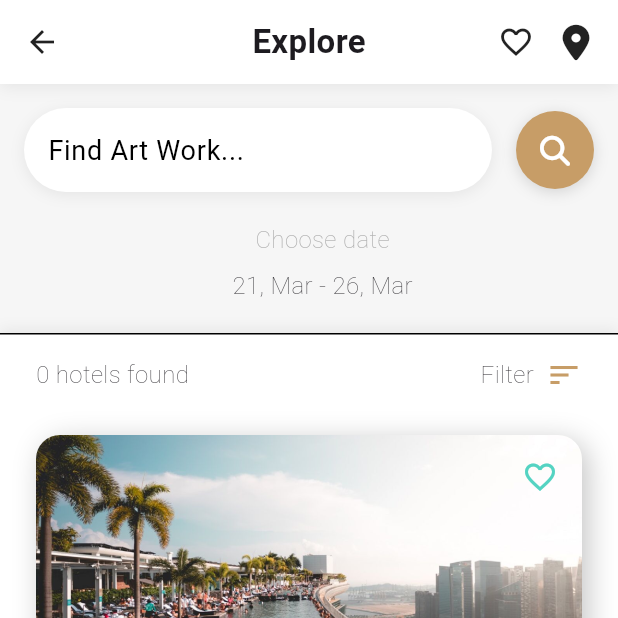
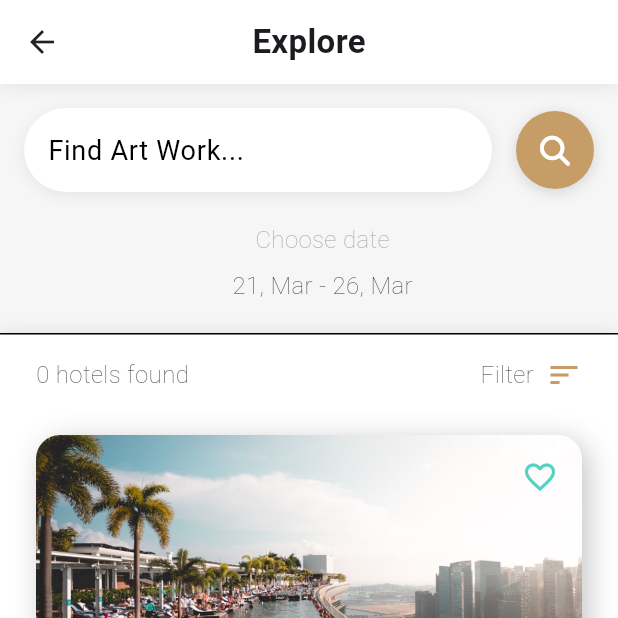
Before and after one commit to ChanhXaoSa/ArtWorkSellingFlutter, a Flutter app: the screen it shows after launch, after a tap on the "favorite outline" icon, on a phone screen of 412 x 824 dp, the top half of it. Run offline on Flutter 3.47's test engine with Material 3 defaults, Android fonts, the phone set to English and light mode, and no system bars; drawn by our look-alikes of flutter_rating_bar; our stand-ins replace font_awesome_flutter; missing offline and left inert: dart:ffi; network calls fail; Roboto replaces fonts that are missing (WorkSans); statements that could not run were skipped.

Commit message:
fix bug start in main

```diff
--- a/lib/api/base_client.dart
+++ b/lib/api/base_client.dart
@@ -11,7 +11,7 @@ class BaseClient {
   Future<List<ArtWork>> fetchArtWorks() async {
     var response =
         await http.get(
-          Uri.parse('http://127.0.0.1:5211/api/ArtWork/GetAll')
+          Uri.parse('http://aws-prn.somee.com/api/ArtWork/GetAll')
         );
     if(response.statusCode == 200) {
       final List result = json.decode(response.body);
--- a/lib/artwork_sharing/artwork_home_screen.dart
+++ b/lib/artwork_sharing/artwork_home_screen.dart
@@ -441,7 +441,7 @@ class _ArtWorkScreenState extends State<ArtWorkHomeScreen>
                   child: Padding(
                     padding: const EdgeInsets.all(8.0),
                     child: Text(
-                      '${listArtWork.length.toInt()} hotels found',
+                      '${listArtWork.length} hotels found',
                       style: const TextStyle(
                         fontWeight: FontWeight.w100,
                         fontSize: 16,
@@ -579,32 +579,32 @@ class _ArtWorkScreenState extends State<ArtWorkHomeScreen>
                 crossAxisAlignment: CrossAxisAlignment.center,
                 mainAxisAlignment: MainAxisAlignment.end,
                 children: <Widget>[
-                  Material(
-                    color: Colors.transparent,
-                    child: InkWell(
-                      borderRadius: const BorderRadius.all(
-                        Radius.circular(32.0),
-                      ),
-                      onTap: () {},
-                      child: const Padding(
-                        padding: EdgeInsets.all(8.0),
-                        child: Icon(Icons.favorite_border),
-                      ),
-                    ),
-                  ),
-                  Material(
-                    color: Colors.transparent,
-                    child: InkWell(
-                      borderRadius: const BorderRadius.all(
-                        Radius.circular(32.0),
-                      ),
-                      onTap: () {},
-                      child: const Padding(
-                        padding: EdgeInsets.all(8.0),
-                        child: Icon(FontAwesomeIcons.locationDot),
-                      ),
-                    ),
-                  ),
+                  // Material(
+                  //   color: Colors.transparent,
+                  //   child: InkWell(
+                  //     borderRadius: const BorderRadius.all(
+                  //       Radius.circular(32.0),
+                  //     ),
+                  //     onTap: () {},
+                  //     child: const Padding(
+                  //       padding: EdgeInsets.all(8.0),
+                  //       child: Icon(Icons.favorite_border),
+                  //     ),
+                  //   ),
+                  // ),
+                  // Material(
+                  //   color: Colors.transparent,
+                  //   child: InkWell(
+                  //     borderRadius: const BorderRadius.all(
+                  //       Radius.circular(32.0),
+                  //     ),
+                  //     onTap: () {},
+                  //     child: const Padding(
+                  //       padding: EdgeInsets.all(8.0),
+                  //       child: Icon(FontAwesomeIcons.locationDot),
+                  //     ),
+                  //   ),
+                  // ),
                 ],
               ),
             )
```
Also changed, not shown: 3 other files.
